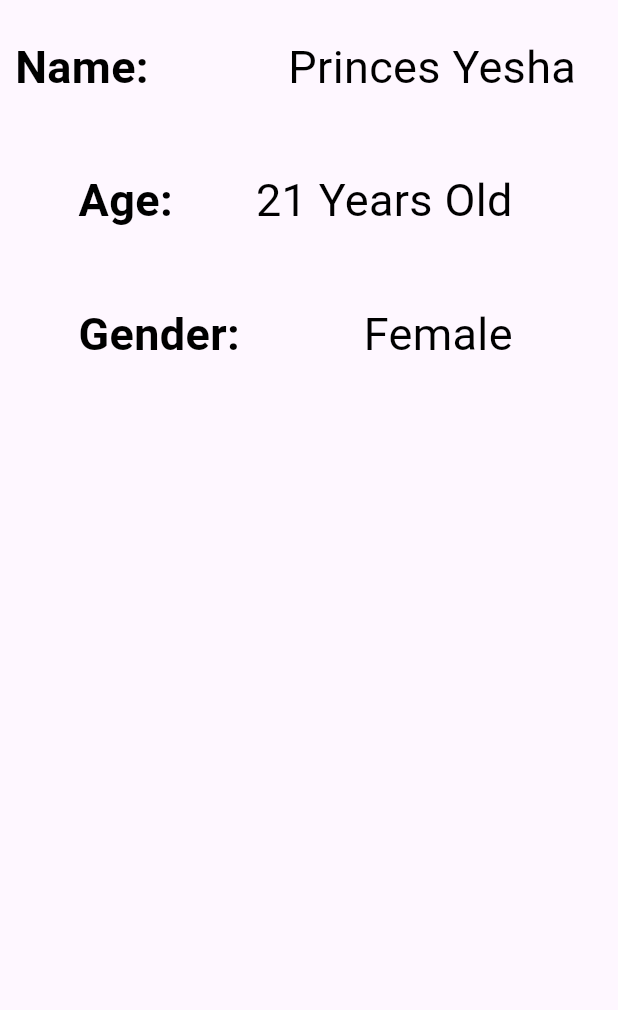
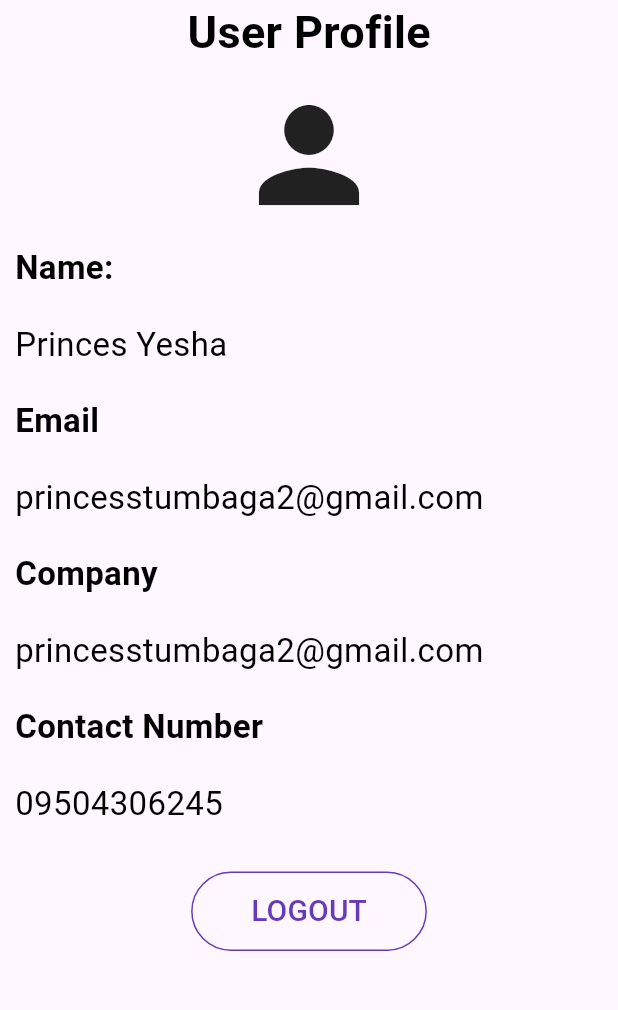
Before and after one commit to YeshaRelevo/socmedtime-app, a Flutter app: the screen it shows after launch, on a phone screen of 412 x 824 dp, the part 84-1094 px from its top. Run offline on Flutter 3.47's test engine with Material 3 defaults, Android fonts, the phone set to English and light mode, and no system bars.

Commit message:
UI LAYOUT 1

```diff
--- a/lib/main.dart
+++ b/lib/main.dart
@@ -2,7 +2,16 @@ import 'package:flutter/material.dart';
 
 void main() {
   runApp(MaterialApp(
-    home: Scaffold(
+      home: Profile()
+  ));
+}
+
+class  Profile extends StatelessWidget {
+  const Profile({super.key});
+
+  @override
+  Widget build(BuildContext context) {
+    return Scaffold(
       backgroundColor: Colors.purple[70],
       appBar: AppBar(
         title: Text('Socmedtime App', style: TextStyle(
@@ -20,24 +29,37 @@ void main() {
       ),
       body: Column(
         children: [
+          Center(
+            child: Column(
+              mainAxisAlignment: MainAxisAlignment.center,
+              crossAxisAlignment: CrossAxisAlignment.center,
+              children: [
+                Text(
+                  'User Profile',
+                  style: TextStyle(
+                    fontSize: 30,
+                    fontWeight: FontWeight.bold,
+                    color: Colors.black,
+                  ),
+                ),
+                SizedBox(height: 10), // spacing between text and icon
+                Icon(
+                  Icons.person,
+                  size: 100,
+                ),
+              ],
+            ),
+          ),
+
           Container(
             margin: EdgeInsets.all(10),
             child: Row(
               mainAxisAlignment: MainAxisAlignment.spaceBetween,
               children: [
                 Text('Name:', style: TextStyle(
-                    fontSize: 30,
+                  fontSize: 22,
                   fontWeight: FontWeight.bold,
                   color: Colors.black,
-                  ),
-                ),
-                Container(
-                  padding: EdgeInsets.all(8),
-                  margin: EdgeInsets.symmetric(vertical: 5, horizontal: 10),
-                  child: Text('Princes Yesha', style: TextStyle(
-                      fontSize: 30,
-                      color: Colors.black,
-                    ),
                 ),
                 ),
               ],
@@ -45,55 +67,128 @@ void main() {
           ),
 
           Container(
-            margin: EdgeInsets.symmetric(vertical: 10, horizontal: 15),
+            margin: EdgeInsets.all(10),
             child: Row(
-              mainAxisAlignment: MainAxisAlignment.spaceEvenly,
+              mainAxisAlignment: MainAxisAlignment.spaceBetween,
               children: [
-                Text('Age:', style: TextStyle(
-                    fontSize: 30,
-                    fontWeight: FontWeight.bold,
+                Text('Princes Yesha', style: TextStyle(
+                  fontSize: 22,
                   color: Colors.black,
-                  ),
-                ),
-                Container(
-                  padding: EdgeInsets.all(8),
-                  margin: EdgeInsets.symmetric(vertical: 5, horizontal: 10),
-                  child: Text('21 Years Old', style: TextStyle(
-                      fontSize: 30,
-                      color: Colors.black,
-                    ),
                 ),
                 ),
               ],
             ),
           ),
 
-          // Gender Row with fromLTRB margin
           Container(
-            margin: EdgeInsets.fromLTRB(20, 10, 20, 10),
+            padding: EdgeInsets.all(10),
             child: Row(
-              mainAxisAlignment: MainAxisAlignment.spaceAround,
+              mainAxisAlignment: MainAxisAlignment.spaceBetween,
               children: [
-                Text('Gender:', style: TextStyle(
-                    fontSize: 30,
+                Text('Email', style: TextStyle(
+                  fontSize: 22,
                   fontWeight: FontWeight.bold,
                   color: Colors.black,
                 ),
                 ),
+              ],
+            ),
+          ),
+
           Container(
-                  padding: EdgeInsets.all(8),
-                  margin: EdgeInsets.symmetric(vertical: 5, horizontal: 10),
-                  child: Text('Female', style: TextStyle(
-                      fontSize: 30,
+            margin: EdgeInsets.all(10),
+            child: Row(
+              mainAxisAlignment: MainAxisAlignment.spaceBetween,
+              children: [
+                Text('princesstumbaga2@gmail.com', style: TextStyle(
+                  fontSize: 22,
                   color: Colors.black,
+                ),
+                ),
+              ],
+            ),
+          ),
+
+          Container(
+            margin: EdgeInsets.all(10),
+            child: Row(
+              mainAxisAlignment: MainAxisAlignment.spaceBetween,
+              children: [
+                Text('Company', style: TextStyle(
+                  fontSize: 22,
+                  fontWeight: FontWeight.bold,
+                  color: Colors.black,
+                ),
+                ),
+              ],
+            ),
+          ),
+
+          Container(
+            margin: EdgeInsets.all(10),
+            child: Row(
+              mainAxisAlignment: MainAxisAlignment.spaceBetween,
+              children: [
+                Text('princesstumbaga2@gmail.com', style: TextStyle(
+                  fontSize: 22,
+                  color: Colors.black,
+                ),
+                ),
+              ],
+            ),
+          ),
+
+          Container(
+            margin: EdgeInsets.all(10),
+            child: Row(
+              mainAxisAlignment: MainAxisAlignment.spaceBetween,
+              children: [
+                Text('Contact Number', style: TextStyle(
+                  fontSize: 22,
+                  fontWeight: FontWeight.bold,
+                  color: Colors.black,
+                ),
+                ),
+              ],
+            ),
+          ),
+
+          Container(
+            margin: EdgeInsets.all(10),
+            child: Row(
+              mainAxisAlignment: MainAxisAlignment.spaceBetween,
+              children: [
+                Text('09504306245', style: TextStyle(
+                  fontSize: 22,
+                  color: Colors.black,
+                ),
+                ),
+              ],
+            ),
+          ),
+
+          // LOGOUT BUTTON
+          SizedBox(height: 20),
+          Center(
+            child: OutlinedButton(
+              onPressed: () {
+                // Logout action here
+              },
+              style: OutlinedButton.styleFrom(
+                side: BorderSide(color: Colors.deepPurple),
+                padding: EdgeInsets.symmetric(horizontal: 40, vertical: 12),
+              ),
+              child: Text(
+                'LOGOUT',
+                style: TextStyle(
+                  fontSize: 20,
+                  color: Colors.deepPurple,
+                ),
               ),
             ),
           ),
         ],
       ),
-          ),
-        ],
-      ),
-    ),
-  ));
+    );
   }
+}
```
Lines whose indentation alone changed are shown as unchanged.
